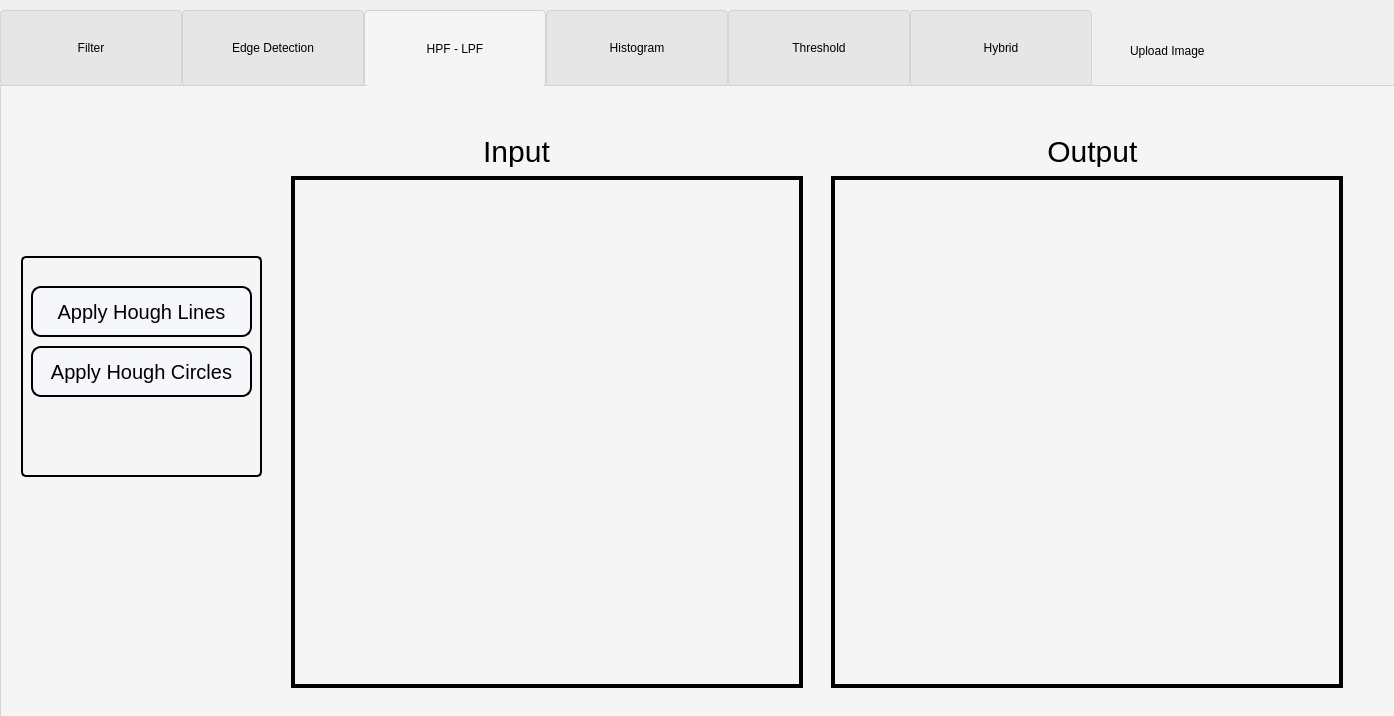
IbrahimEmad11/Hough-Transform-Snake, file task2.ui: the form before one commit.
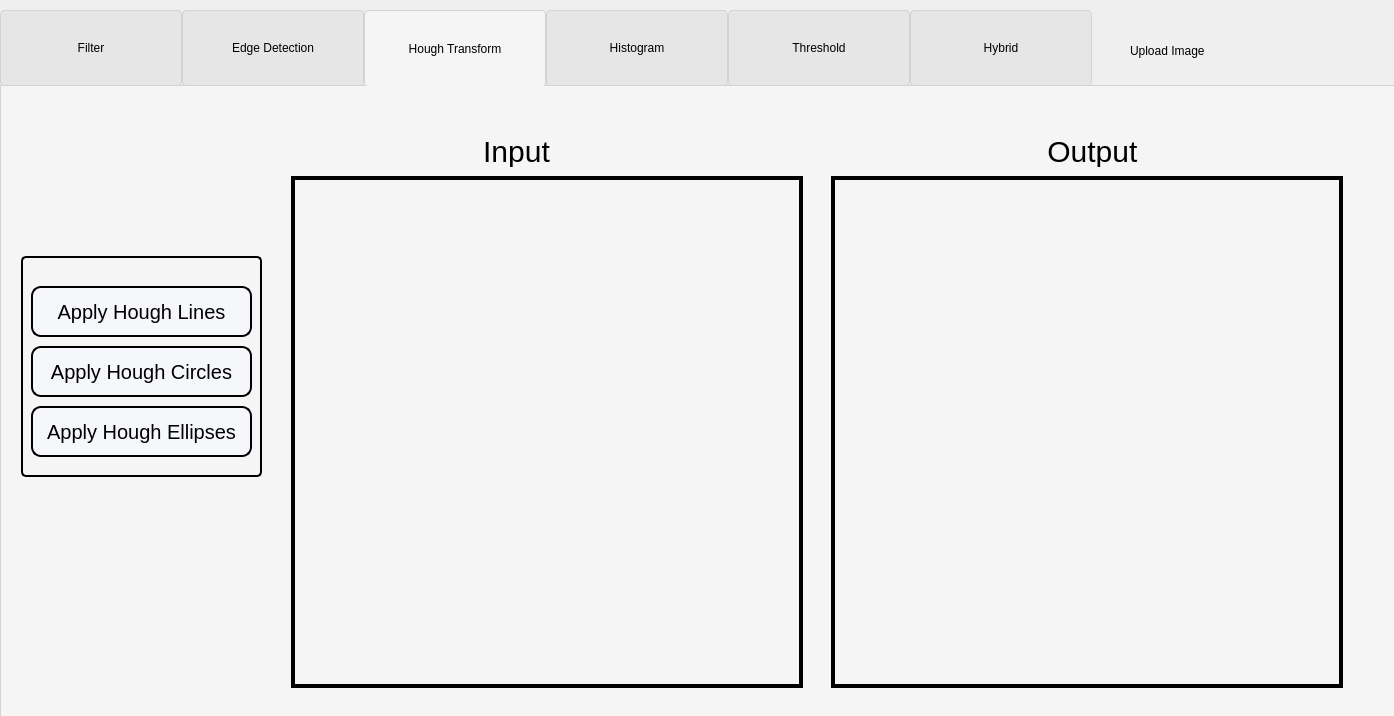
The form after the commit. Icons and pictures are not drawn.

Commit message: Ellipses trial

What changed in the file:
```diff
--- a/task2.ui
+++ b/task2.ui
@@ -49,7 +49,6 @@
     </property>
     <property name="font">
      <font>
-      <weight>50</weight>
       <italic>false</italic>
       <bold>false</bold>
      </font>
@@ -917,7 +916,7 @@
     </widget>
     <widget class="QWidget" name="PassTab">
      <attribute name="title">
-      <string>HPF - LPF</string>
+      <string>Hough Transform</string>
      </attribute>
      <widget class="QLabel" name="outputImageLabel_7">
       <property name="geometry">
@@ -1103,6 +1102,34 @@
         <string>Apply Hough Lines</string>
        </property>
       </widget>
+      <widget class="QPushButton" name="Ellipses_Button">
+       <property name="geometry">
+        <rect>
+         <x>10</x>
+         <y>150</y>
+         <width>221</width>
+         <height>51</height>
+        </rect>
+       </property>
+       <property name="styleSheet">
+        <string notr="true">QPushButton{
+border-style: solid;
+border-width: 2px;
+border-radius: 10px;
+font-family: Impact, Haettenschweiler, 'Arial Narrow Bold', sans-serif;
+font-size: 20px;
+color: black;
+background-color: rgb(246, 247, 250);
+}
+
+QPushButton:hover:!pressed{
+	background-color: qlineargradient(x1: 0.5, y1: 1, x2: 0.5, y2: 1, stop: 0 #dadbde, stop: 1 #f6f7fa);
+}</string>
+       </property>
+       <property name="text">
+        <string>Apply Hough Ellipses</string>
+       </property>
+      </widget>
      </widget>
     </widget>
     <widget class="QWidget" name="HistogramTab">
```
Left out of the diff: 5 changed lines with no effect on the pictures. The commit also changes 2 other files.
